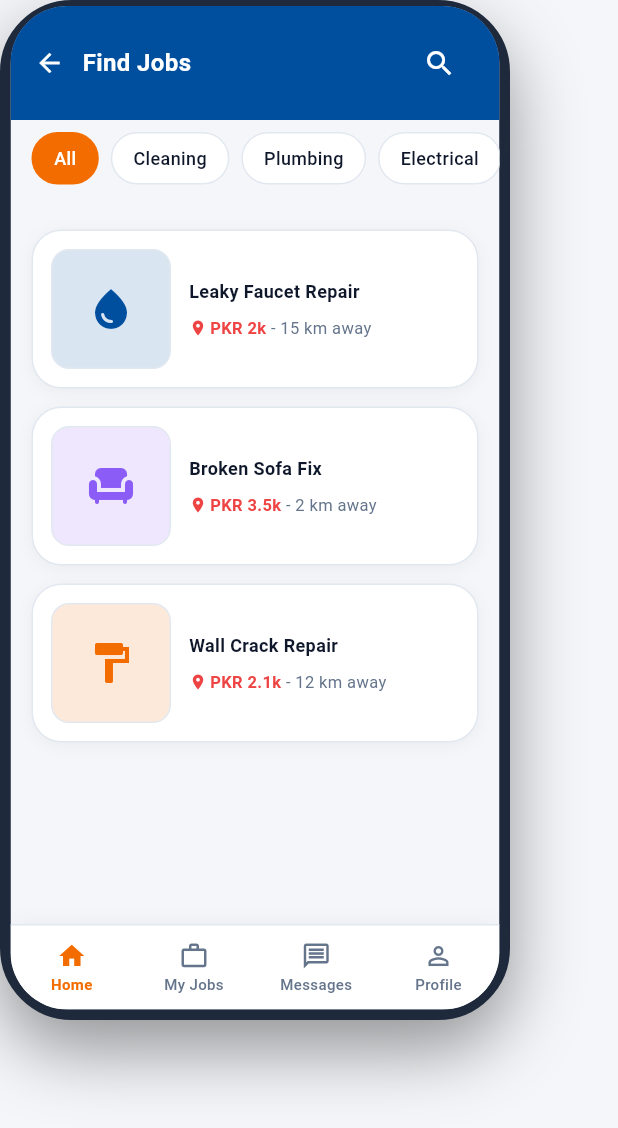
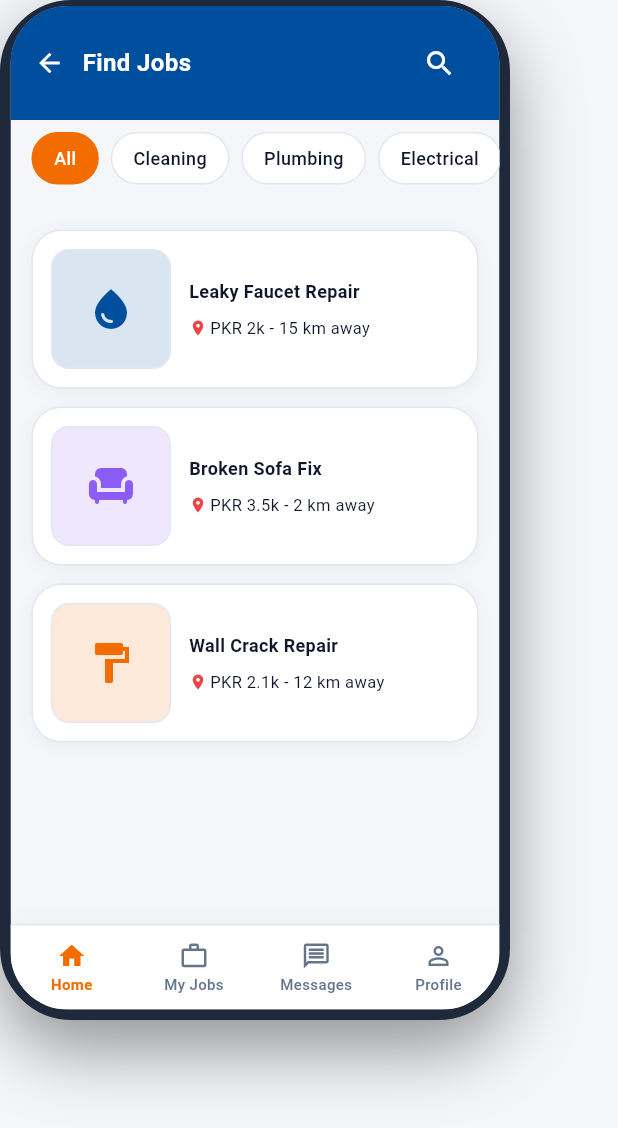
Before and after one commit to MesumAbbas1212/Quick-Fix, a Flutter app: the FindJobsScreen screen opened directly, on a phone screen of 412 x 824 dp. Shown: the top 1128 px of the screen. Run offline on Flutter 3.47's test engine with Material 3 defaults, Android fonts, the phone set to English and light mode, and no system bars; our stand-ins replace cloud_firestore, firebase_auth, geolocator, image_picker; missing offline and left inert: google_mlkit_image_labeling; accounts and stored records are empty.

Commit message:
Phase 1 Task 1.3: App shell with role-based routing
- AppShell routes by UserRole: worker -> WorkerDashboard, user -> FindJobs
- Login/SignUp wired to real AuthService (Firebase Auth + profile fetch),
  navigate to AppShell, error messages shown
- Forgot password TODO remains
- Sign Up link navigates to SignUpScreen (role preserved); Login link back
- FindJobsScreen: user param, tabs wired to MyJobsScreen/ChatScreen/ProfileScreen
- Fixed Row overflows in FindJobs + WorkerDashboard job cards
- 2 AppShell widget tests; full suite 62 passing

```diff
--- a/mobile/lib/features/auth/presentation/auth_screens.dart
+++ b/mobile/lib/features/auth/presentation/auth_screens.dart
@@ -1,2 +1,3 @@
+export 'app_shell.dart';
 export 'login_screen.dart';
 export 'signup_screen.dart';
--- a/mobile/lib/features/jobs/presentation/find_jobs_screen.dart
+++ b/mobile/lib/features/jobs/presentation/find_jobs_screen.dart
@@ -1,13 +1,18 @@
 import 'package:flutter/material.dart';
 import 'package:cloud_firestore/cloud_firestore.dart';
 import 'package:quickfix/core/theme/app_theme.dart';
+import 'package:quickfix/features/chat/presentation/chat_screen.dart';
 import 'package:quickfix/features/jobs/presentation/job_request_screen.dart';
+import 'package:quickfix/features/jobs/presentation/my_jobs_screen.dart';
+import 'package:quickfix/features/profile/presentation/profile_screen.dart';
 import 'package:quickfix/shared/models/job_model.dart';
+import 'package:quickfix/shared/models/user_model.dart';
 
 class FindJobsScreen extends StatefulWidget {
   final String? initialCategory;
+  final UserModel? user;
 
-  const FindJobsScreen({super.key, this.initialCategory});
+  const FindJobsScreen({super.key, this.initialCategory, this.user});
 
   @override
   State<FindJobsScreen> createState() => _FindJobsScreenState();
@@ -86,9 +91,16 @@ class _FindJobsScreenState extends State<FindJobsScreen> {
                 index: _currentTab,
                 children: [
                   _buildFindJobs(),
-                  const Center(child: Text('My Jobs')),
-                  const Center(child: Text('Messages')),
-                  const Center(child: Text('Profile')),
+                  MyJobsScreen(isWorker: false),
+                  ChatScreen(
+                    peerName: 'Worker',
+                    peerId: 'worker1',
+                    myId: widget.user?.uid ?? 'currentUser',
+                  ),
+                  if (widget.user != null)
+                    ProfileScreen(user: widget.user!)
+                  else
+                    const Center(child: Text('Profile')),
                 ],
               ),
             ),
@@ -258,19 +270,13 @@ class _FindJobsScreenState extends State<FindJobsScreen> {
                         color: AppTheme.textRed,
                       ),
                       const SizedBox(width: 2),
-                      Text(
-                        'PKR ${_formatBudget(job.budgetMax)}',
-                        style: const TextStyle(
-                          fontSize: 11,
-                          fontWeight: FontWeight.w700,
-                          color: AppTheme.textRed,
-                        ),
-                      ),
-                      Text(
-                        ' - ${index == 1 ? 2 : index == 2 ? 12 : 15} km away',
-                        style: const TextStyle(
-                          fontSize: 11,
-                          color: AppTheme.textMuted,
+                      Flexible(
+                        child: Text(
+                          'PKR ${_formatBudget(job.budgetMax)} - '
+                          '${index == 1 ? 2 : index == 2 ? 12 : 15} km away',
+                          maxLines: 1,
+                          overflow: TextOverflow.ellipsis,
+                          style: const TextStyle(fontSize: 11),
                         ),
                       ),
                     ],
```
Also changed, not shown: mobile/lib/features/auth/presentation/app_shell.dart (added, +21 -0 lines), mobile/lib/features/auth/presentation/login_screen.dart (+48 -15 lines), mobile/lib/features/auth/presentation/signup_screen.dart (+40 -9 lines), 1 other file.
